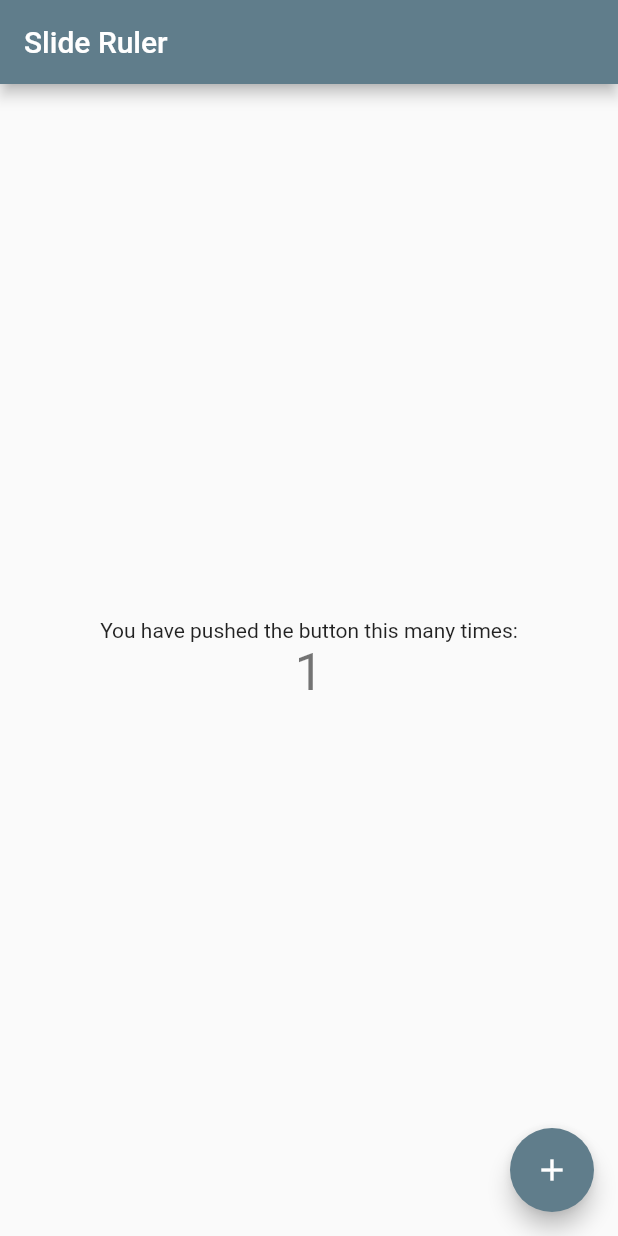
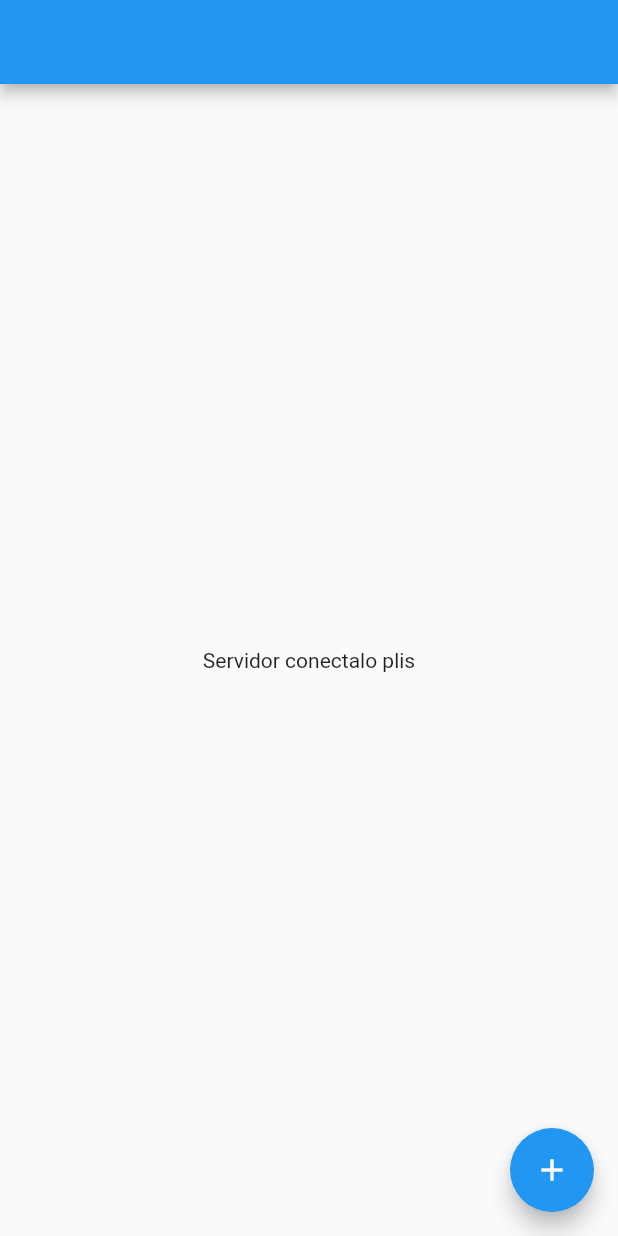
Before and after one commit to X1010A/SlideRulerServer, a Flutter app: the screen it shows after launch, after a tap on the "add" icon, on a phone screen of 412 x 824 dp. Run offline on Flutter 3.47's test engine with Material 2 defaults, Android fonts, the phone set to English and light mode, and no system bars; missing offline and left inert: dart:ffi, socket_io, window_manager.

```diff
--- a/lib/main.dart
+++ b/lib/main.dart
@@ -1,6 +1,23 @@
 import 'package:flutter/material.dart';
-import 'package:slide_ruler_sever/views/home.dart';
+import 'package:window_manager/window_manager.dart';
 
-void main() {
+import 'views/home.dart';
+
+void main() async {
+  WidgetsFlutterBinding.ensureInitialized();
+  // Must add this line.
+  await windowManager.ensureInitialized();
+
+  const WindowOptions windowOptions = WindowOptions(
+      size: Size(800, 600),
+      minimumSize: Size(800, 600),
+      maximumSize: Size(800, 600),
+      center: true,
+      titleBarStyle: TitleBarStyle.normal);
+
+  windowManager.waitUntilReadyToShow(windowOptions, () async {
+    await windowManager.show();
+    await windowManager.focus();
+  });
   runApp(const Home());
 }
--- /dev/null
+++ b/lib/views/connetion.dart
@@ -0,0 +1,62 @@
+// import 'dart:async';
+import 'package:flutter/material.dart';
+// import 'package:socket_io/socket_io.dart';
+
+class ConnectionServer extends StatefulWidget {
+  const ConnectionServer({super.key});
+  @override
+  State<ConnectionServer> createState() => _ConnectionServerState();
+}
+
+class _ConnectionServerState extends State<ConnectionServer> {
+  int _counter = 0;
+
+  void _incrementCounter() {
+    setState(() {
+      _counter++;
+    });
+  }
+
+  @override
+  Widget build(BuildContext context) {
+    return Scaffold(
+      appBar: AppBar(
+        titleSpacing: 300,
+        title: Text("Slide Ruler"),
+      ),
+      body: Center(
+        child: Column(
+          mainAxisAlignment: MainAxisAlignment.center,
+          children: <Widget>[
+            Text("Servidor conectalo plis"),
+            // OutlinedButton(onPressed: _conexion, child: const Text("conectar"))
+          ],
+        ),
+      ),
+      floatingActionButton: FloatingActionButton(
+        onPressed: _incrementCounter,
+        tooltip: 'Increment',
+        child: const Icon(Icons.add),
+      ), // This trailing comma makes auto-formatting nicer for build methods.
+    );
+  }
+}
+
+/* void _conexion() {
+  final server = Server();
+  print("hola");
+  server.on('connection', (client) {
+    print('$client esta conectado');
+
+    client.on('stream', (data) {
+      print('datos del clietne $data');
+    });
+
+    Timer(Duration(seconds: 5), () {
+      client.emit('msg', 'hola al servidor');
+    });
+  });
+  server.listen(1782);
+  print("1782");
+}
+ */
--- a/lib/views/connetionIP.dart
+++ /dev/null
@@ -1,98 +0,0 @@
-import 'package:flutter/material.dart';
-
-class ConnectionServer extends StatefulWidget {
-  const ConnectionServer({super.key});
-
-  // This widget is the home page of your application. It is stateful, meaning
-  // that it has a State object (defined below) that contains fields that affect
-  // how it looks.
-
-  // This class is the configuration for the state. It holds the values (in this
-  // case the title) provided by the parent (in this case the App widget) and
-  // used by the build method of the State. Fields in a Widget subclass are
-  // always marked "final".
-
-  @override
-  State<ConnectionServer> createState() => _ConnectionServerState();
-}
-
-class _ConnectionServerState extends State<ConnectionServer> {
-  int _counter = 0;
-
-  void _incrementCounter() {
-    setState(() {
-      // This call to setState tells the Flutter framework that something has
-      // changed in this State, which causes it to rerun the build method below
-      // so that the display can reflect the updated values. If we changed
-      // _counter without calling setState(), then the build method would not be
-      // called again, and so nothing would appear to happen.
-      _counter++;
-    });
-  }
-
-  @override
-  Widget build(BuildContext context) {
-    // This method is rerun every time setState is called, for instance as done
-    // by the _incrementCounter method above.
-    //
-    // The Flutter framework has been optimized to make rerunning build methods
-    // fast, so that you can just rebuild anything that needs updating rather
-    // than having to individually change instances of widgets.
-    return Scaffold(
-      appBar: AppBar(
-        // Here we take the value from the MyHomePage object that was created by
-        // the App.build method, and use it to set our appbar title.
-        title: Text("Slide Ruler"),
-      ),
-      body: Center(
-        // Center is a layout widget. It takes a single child and positions it
-        // in the middle of the parent.
-        child: Column(
-          // Column is also a layout widget. It takes a list of children and
-          // arranges them vertically. By default, it sizes itself to fit its
-          // children horizontally, and tries to be as tall as its parent.
-          //
-          // Invoke "debug painting" (press "p" in the console, choose the
-          // "Toggle Debug Paint" action from the Flutter Inspector in Android
-          // Studio, or the "Toggle Debug Paint" command in Visual Studio Code)
-          // to see the wireframe for each widget.
-          //
-          // Column has various properties to control how it sizes itself and
-          // how it positions its children. Here we use mainAxisAlignment to
-          // center the children vertically; the main axis here is the vertical
-          // axis because Columns are vertical (the cross axis would be
-          // horizontal).
-          mainAxisAlignment: MainAxisAlignment.center,
-          children: <Widget>[
-            const Text(
-              'You have pushed the button this many times:',
-            ),
-            Text(
-              '$_counter',
-              style: Theme.of(context).textTheme.headlineMedium,
-            ),
-          ],
-        ),
-      ),
-      floatingActionButton: FloatingActionButton(
-        onPressed: _incrementCounter,
-        tooltip: 'Increment',
-        child: const Icon(Icons.add),
-      ), // This trailing comma makes auto-formatting nicer for build methods.
-    );
-  }
-}
-
-class name extends StatefulWidget {
-  const name({super.key});
-
-  @override
-  State<name> createState() => _nameState();
-}
-
-class _nameState extends State<name> {
-  @override
-  Widget build(BuildContext context) {
-    return Container();
-  }
-}
--- a/lib/views/home.dart
+++ b/lib/views/home.dart
@@ -1,5 +1,5 @@
 import 'package:flutter/material.dart';
-import 'package:slide_ruler_sever/views/connetionIP.dart';
+import 'package:slide_ruler_sever/views/connetion.dart';
 
 class Home extends StatelessWidget {
   const Home({super.key});
@@ -8,9 +8,10 @@ class Home extends StatelessWidget {
   @override
   Widget build(BuildContext context) {
     return MaterialApp(
+        debugShowCheckedModeBanner: false,
         title: 'SlideRulerServer',
         theme: ThemeData(
-          primarySwatch: Colors.blueGrey,
+          primarySwatch: Colors.blue,
         ),
         home: ConnectionServer());
   }
--- a/pubspec.yaml
+++ b/pubspec.yaml
@@ -28,6 +28,7 @@ environment:
 # the latest version available on pub.dev. To see which dependencies have newer
 # versions available, run `flutter pub outdated`.
 dependencies:
+  socket_io: ^1.0.1
   flutter:
     sdk: flutter
 
@@ -35,7 +36,7 @@ dependencies:
   # The following adds the Cupertino Icons font to your application.
   # Use with the CupertinoIcons class for iOS style icons.
   cupertino_icons: ^1.0.2
-
+  window_manager: ^0.3.0
 dev_dependencies:
   flutter_test:
     sdk: flutter
```
Also changed, not shown: lib/Gary/main.dart (deleted, +0 -68 lines), lib/Server/key_simulator.dart (added, +101 -0 lines), lib/Server/Servidor.dart (renamed from lib/Gary/Servidor.dart), lib/Server/Sevidor2.dart (renamed from lib/Gary/Sevidor2.dart), pubspec.lock, 6 other files.
